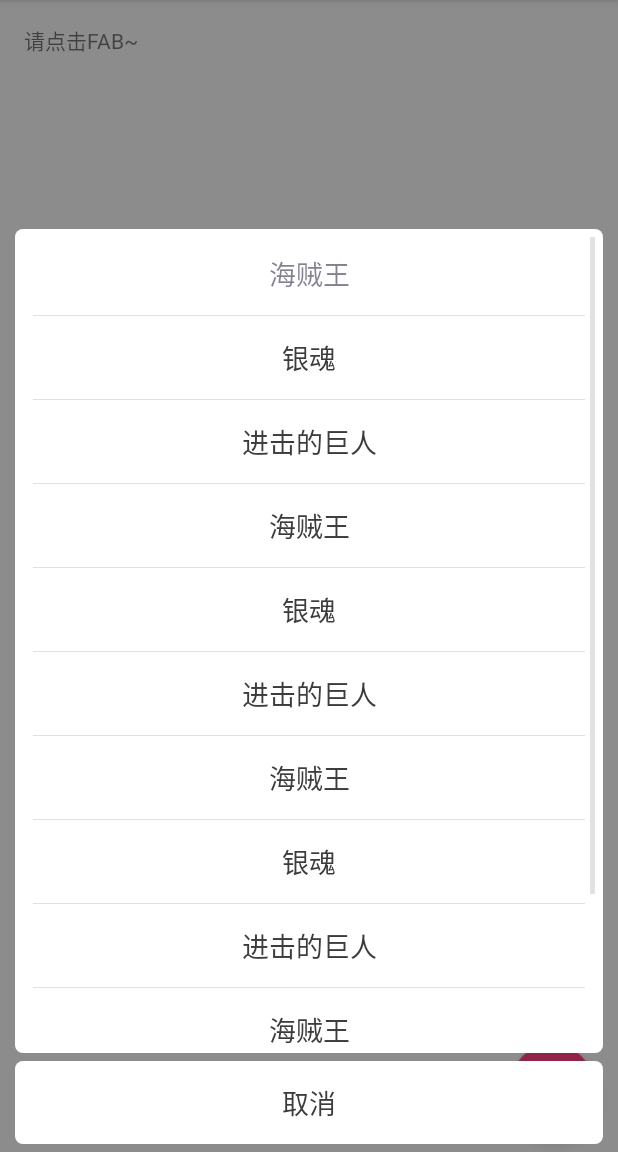
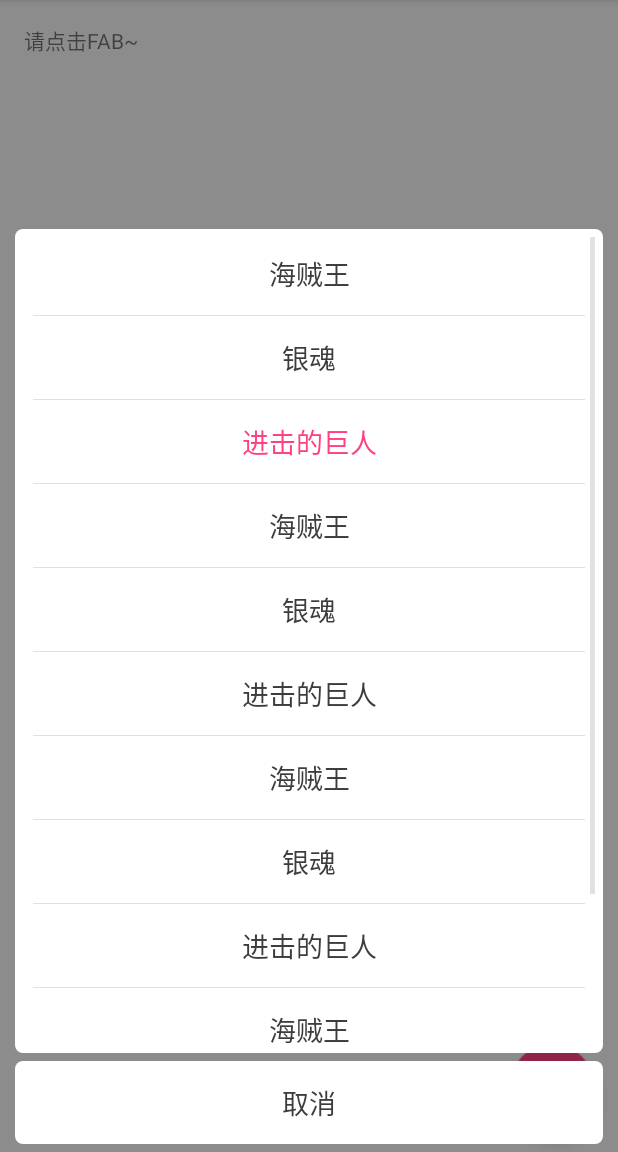
Before and after one commit to shaDowPark/BottomPopUpDialog, an Android app: the screen it shows after launch (MainActivity), after a tap on an icon or button, on a phone screen of 412 x 824 dp, the part 84-1236 px from its top. Run offline under Robolectric (Android 15) with nearby library versions, the phone set to English and light mode, and no system bars.

Commit message:
修改字体颜色配置

```diff
--- a/app/src/main/java/com/shadow/bottompopupdialog/BottomPopUpDialog.java
+++ b/app/src/main/java/com/shadow/bottompopupdialog/BottomPopUpDialog.java
@@ -32,6 +32,8 @@ public class BottomPopUpDialog extends DialogFragment {
 
     private boolean mIsCallBackDismiss = false;
 
+    private int mBackgroundShadowColor = R.color.transparent_70;
+
     public BottomPopUpDialog() {
         super();
     }
@@ -40,7 +42,7 @@ public class BottomPopUpDialog extends DialogFragment {
     public void onViewCreated(View view, @Nullable Bundle savedInstanceState) {
         super.onViewCreated(view, savedInstanceState);
         //该方法需要放在onViewCreated比较合适, 若在 onStart 在部分机型(如:小米3)会出现闪烁的情况
-        getDialog().getWindow().setBackgroundDrawableResource(R.color.transparent_70);
+        getDialog().getWindow().setBackgroundDrawableResource(mBackgroundShadowColor);
     }
 
     @Override
@@ -98,6 +100,10 @@ public class BottomPopUpDialog extends DialogFragment {
         }
     }
 
+
+
+
+
     /**
      * 设置数据
      * */
@@ -119,6 +125,7 @@ public class BottomPopUpDialog extends DialogFragment {
      * 设置字体颜色
      *
      * @param index item的索引
+     * @param color res color
      */
     public BottomPopUpDialog setItemTextColor(int index, int color) {
         mColorArray.put(index, color);
@@ -140,6 +147,17 @@ public class BottomPopUpDialog extends DialogFragment {
         mIsCallBackDismiss = dismiss;
         return this;
     }
+
+
+    /**
+     * 设置dialog背景阴影颜色
+     * */
+    public BottomPopUpDialog setBackgroundShadowColor(int color){
+        mBackgroundShadowColor = color;
+        return this;
+    }
+
+
 
     private void registerListener(View view) {
 
--- a/app/src/main/java/com/shadow/bottompopupdialog/MainActivity.java
+++ b/app/src/main/java/com/shadow/bottompopupdialog/MainActivity.java
@@ -25,7 +25,7 @@ public class MainActivity extends AppCompatActivity {
                 public void onClick(final View view) {
                     final BottomPopUpDialog dialog = new BottomPopUpDialog()
                             .setDialogData(getResources().getStringArray(R.array.popup_array))
-                            .setItemTextColor(0, R.color.colorPrimary)
+                            .setItemTextColor(2, R.color.colorAccent)
                             .setCallBackDismiss(true)
                             .setItemOnListener(new BottomPopUpDialog.BottomPopDialogOnClickListener() {
                                 @Override
--- a/app/src/main/java/com/shadow/bottompopupdialog/PopupDialogItem.java
+++ b/app/src/main/java/com/shadow/bottompopupdialog/PopupDialogItem.java
@@ -58,7 +58,7 @@ public class PopupDialogItem extends LinearLayout {
     }
 
     public void setTextColor(int textColor) {
-        mContentView.setTextColor(textColor);
+        mContentView.setTextColor(mContext.getResources().getColor(textColor));
     }
 
 }
```
